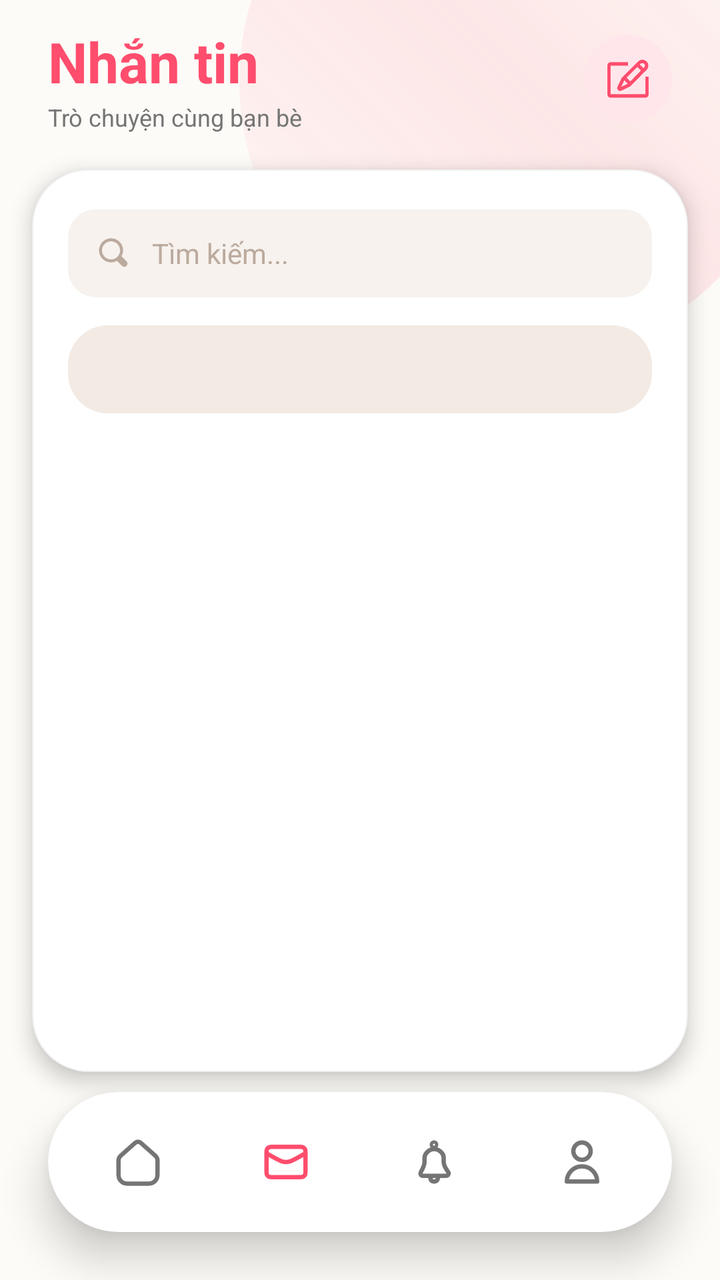
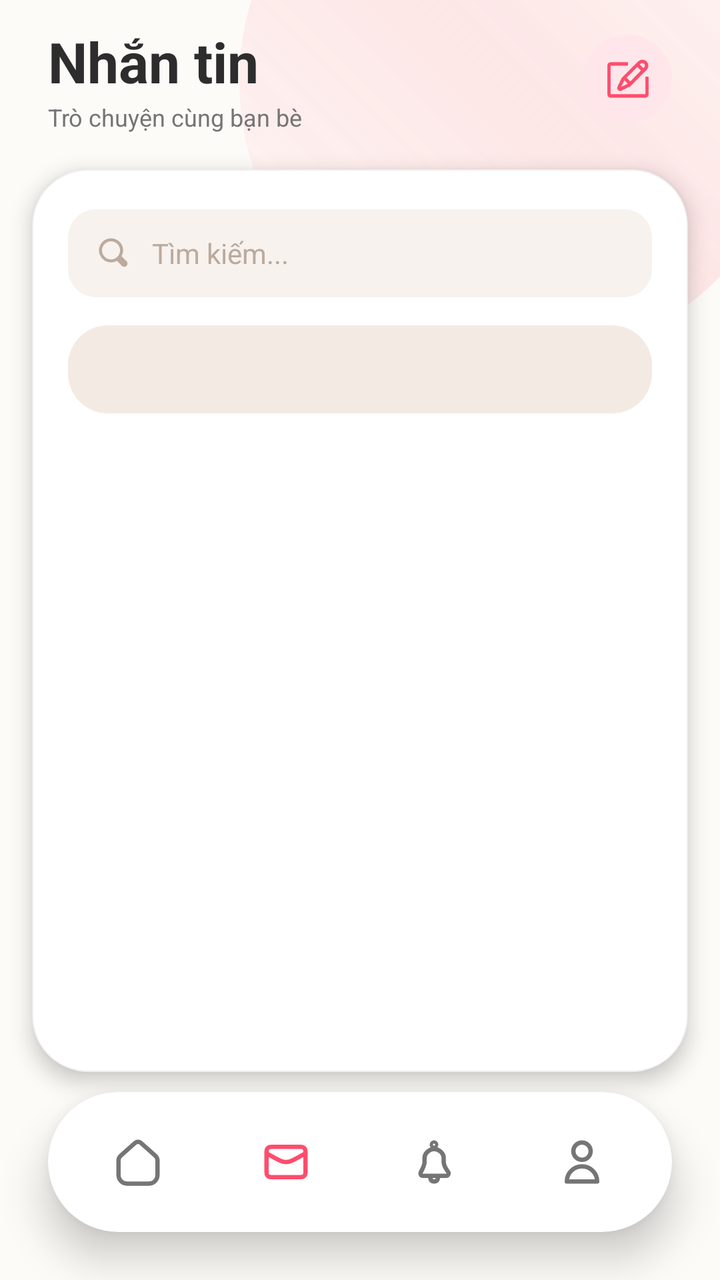

Two renders of the same Android screen: before a commit and after it. Below are the layout's source before the change and the commit's diff.
<!-- AndroidManifest.xml: application theme Theme.Weconnect -->
<!-- res/layout/activity_chat.xml -->
<?xml version="1.0" encoding="utf-8"?>
<androidx.constraintlayout.widget.ConstraintLayout xmlns:android="http://schemas.android.com/apk/res/android"
    xmlns:app="http://schemas.android.com/apk/res-auto"
    xmlns:tools="http://schemas.android.com/tools"
    android:layout_width="match_parent"
    android:layout_height="match_parent"
    android:background="@color/soft_beige"
    android:fitsSystemWindows="true">

    
    <View
        android:layout_width="280dp"
        android:layout_height="280dp"
        android:layout_marginTop="-100dp"
        android:layout_marginEnd="-40dp"
        android:alpha="0.6"
        android:background="@drawable/bg_chat_glow"
        app:layout_constraintEnd_toEndOf="parent"
        app:layout_constraintTop_toTopOf="parent" />

    
    <androidx.constraintlayout.widget.ConstraintLayout
        android:id="@+id/chatHeader"
        android:layout_width="match_parent"
        android:layout_height="wrap_content"
        android:paddingHorizontal="24dp"
        android:paddingTop="12dp"
        android:paddingBottom="4dp"
        app:layout_constraintTop_toTopOf="parent">

        <LinearLayout
            android:id="@+id/headerTitleBlock"
            android:layout_width="wrap_content"
            android:layout_height="wrap_content"
            android:orientation="vertical"
            app:layout_constraintBottom_toBottomOf="parent"
            app:layout_constraintStart_toStartOf="parent"
            app:layout_constraintTop_toTopOf="parent">

            <TextView
                android:id="@+id/tvInboxTitle"
                android:layout_width="wrap_content"
                android:layout_height="wrap_content"
                android:text="Nhắn tin"
                android:textColor="@color/primary_pink"
                android:textSize="28sp"
                android:textStyle="bold" />

            <TextView
                android:layout_width="wrap_content"
                android:layout_height="wrap_content"
                android:layout_marginTop="1dp"
                android:text="Trò chuyện cùng bạn bè"
                android:textColor="@color/text_secondary"
                android:textSize="12sp" />
        </LinearLayout>

        <ImageView
            android:id="@+id/ivNewChat"
            android:layout_width="44dp"
            android:layout_height="44dp"
            android:background="@drawable/bg_action_icon_circle"
            android:contentDescription="Chat mới"
            android:padding="11dp"
            android:src="@drawable/ic_edit"
            app:layout_constraintBottom_toBottomOf="parent"
            app:layout_constraintEnd_toEndOf="parent"
            app:layout_constraintTop_toTopOf="parent"
            app:tint="@color/primary_pink" />
    </androidx.constraintlayout.widget.ConstraintLayout>

    
    <com.google.android.material.card.MaterialCardView
        android:id="@+id/cardMain"
        android:layout_width="0dp"
        android:layout_height="0dp"
        android:layout_marginHorizontal="16dp"
        android:layout_marginTop="14dp"
        android:layout_marginBottom="104dp"
        app:cardBackgroundColor="@color/card_surface"
        app:cardCornerRadius="28dp"
        app:cardElevation="6dp"
        app:layout_constraintBottom_toBottomOf="parent"
        app:layout_constraintEnd_toEndOf="parent"
        app:layout_constraintStart_toStartOf="parent"
        app:layout_constraintTop_toBottomOf="@id/chatHeader"
        app:strokeColor="#10000000"
        app:strokeWidth="0.5dp">

        <LinearLayout
            android:layout_width="match_parent"
            android:layout_height="match_parent"
            android:orientation="vertical">

            
            <LinearLayout
                android:id="@+id/layoutSearch"
                android:layout_width="match_parent"
                android:layout_height="44dp"
                android:layout_marginHorizontal="18dp"
                android:layout_marginTop="20dp"
                android:background="@drawable/bg_chat_search"
                android:gravity="center_vertical"
                android:orientation="horizontal"
                android:paddingHorizontal="14dp">

                <ImageView
                    android:layout_width="18dp"
                    android:layout_height="18dp"
                    android:contentDescription="Search"
                    android:src="@drawable/ic_search"
                    app:tint="#BBAA9E" />

                <EditText
                    android:id="@+id/etChatSearch"
                    android:layout_width="match_parent"
                    android:layout_height="match_parent"
                    android:layout_marginStart="10dp"
                    android:background="@android:color/transparent"
                    android:hint="Tìm kiếm..."
                    android:importantForAutofill="no"
                    android:inputType="text"
                    android:textColor="@color/text_primary"
                    android:textColorHint="#BBAA9E"
                    android:textSize="14sp" />
            </LinearLayout>

            
            <LinearLayout
                android:id="@+id/tabWrapper"
                android:layout_width="match_parent"
                android:layout_height="wrap_content"
                android:layout_marginHorizontal="18dp"
                android:layout_marginTop="14dp"
                android:background="@drawable/bg_chat_tabs_shell"
                android:orientation="vertical"
                android:padding="3dp">

                <com.google.android.material.tabs.TabLayout
                    android:id="@+id/tabChatType"
                    android:layout_width="match_parent"
                    android:layout_height="38dp"
                    android:background="@android:color/transparent"
                    app:tabBackground="@drawable/bg_chat_tab"
                    app:tabGravity="fill"
                    app:tabIndicatorHeight="0dp"
                    app:tabInlineLabel="true"
                    app:tabMode="fixed"
                    app:tabRippleColor="@android:color/transparent"
                    app:tabSelectedTextColor="@android:color/white"
                    app:tabTextAppearance="@style/TextAppearance.MaterialComponents.Button"
                    app:tabTextColor="#9E8E82"
                    app:tabMinWidth="0dp" />
            </LinearLayout>

            
            <androidx.recyclerview.widget.RecyclerView
                android:id="@+id/rvChats"
                android:layout_width="match_parent"
                android:layout_height="0dp"
                android:layout_marginTop="6dp"
                android:layout_weight="1"
                android:clipToPadding="false"
                android:overScrollMode="never"
                android:paddingHorizontal="6dp"
                android:paddingBottom="12dp"
                android:scrollbars="none"
                tools:listitem="@layout/item_chat" />
        </LinearLayout>
    </com.google.android.material.card.MaterialCardView>

    
    <com.google.android.material.card.MaterialCardView
        android:id="@+id/footerNavigation"
        android:layout_width="match_parent"
        android:layout_height="70dp"
        android:layout_marginHorizontal="24dp"
        android:layout_marginBottom="24dp"
        app:cardBackgroundColor="@color/card_surface"
        app:cardCornerRadius="35dp"
        app:cardElevation="12dp"
        app:layout_constraintBottom_toBottomOf="parent"
        app:layout_constraintEnd_toEndOf="parent"
        app:layout_constraintStart_toStartOf="parent"
        app:strokeWidth="0dp">

        <LinearLayout
            android:layout_width="match_parent"
            android:layout_height="match_parent"
            android:gravity="center_vertical"
            android:orientation="horizontal"
            android:paddingHorizontal="8dp"
            android:weightSum="4">

            <FrameLayout
                android:id="@+id/btnHome"
                android:layout_width="0dp"
                android:layout_height="match_parent"
                android:layout_weight="1"
                android:background="?attr/selectableItemBackgroundBorderless"
                android:clickable="true"
                android:focusable="true">

                <ImageView
                    android:layout_width="26dp"
                    android:layout_height="26dp"
                    android:layout_gravity="center"
                    android:src="@drawable/ic_home"
                    app:tint="@color/text_secondary" />
            </FrameLayout>

            <FrameLayout
                android:id="@+id/btnMessages"
                android:layout_width="0dp"
                android:layout_height="match_parent"
                android:layout_weight="1"
                android:background="?attr/selectableItemBackgroundBorderless"
                android:clickable="true"
                android:focusable="true">

                <ImageView
                    android:layout_width="26dp"
                    android:layout_height="26dp"
                    android:layout_gravity="center"
                    android:src="@drawable/ic_chat"
                    app:tint="@color/primary_pink" />
            </FrameLayout>

            <FrameLayout
                android:id="@+id/btnNotifications"
                android:layout_width="0dp"
                android:layout_height="match_parent"
                android:layout_weight="1"
                android:background="?attr/selectableItemBackgroundBorderless"
                android:clickable="true"
                android:focusable="true">

                <ImageView
                    android:layout_width="26dp"
                    android:layout_height="26dp"
                    android:layout_gravity="center"
                    android:src="@drawable/ic_notification"
                    app:tint="@color/text_secondary" />

                <TextView
                    android:id="@+id/tvNotifBadge"
                    android:layout_width="20dp"
                    android:layout_height="20dp"
                    android:layout_gravity="center"
                    android:layout_marginStart="14dp"
                    android:layout_marginBottom="14dp"
                    android:background="@drawable/bg_chat_accent_dot"
                    android:gravity="center"
                    android:textColor="#FFFFFF"
                    android:textSize="10sp"
                    android:textStyle="bold"
                    android:visibility="gone" />
            </FrameLayout>

            <FrameLayout
                android:id="@+id/btnProfile"
                android:layout_width="0dp"
                android:layout_height="match_parent"
                android:layout_weight="1"
                android:background="?attr/selectableItemBackgroundBorderless"
                android:clickable="true"
                android:focusable="true">

                <ImageView
                    android:layout_width="26dp"
                    android:layout_height="26dp"
                    android:layout_gravity="center"
                    android:src="@drawable/ic_profile"
                    app:tint="@color/text_secondary" />
            </FrameLayout>
        </LinearLayout>
    </com.google.android.material.card.MaterialCardView>

</androidx.constraintlayout.widget.ConstraintLayout>
<!-- res/layout/item_chat.xml (included above) -->
<?xml version="1.0" encoding="utf-8"?>
<com.google.android.material.card.MaterialCardView xmlns:android="http://schemas.android.com/apk/res/android"
    xmlns:app="http://schemas.android.com/apk/res-auto"
    android:layout_width="match_parent"
    android:layout_height="wrap_content"
    android:layout_marginVertical="5dp"
    app:cardBackgroundColor="@color/card_surface"
    app:cardCornerRadius="20dp"
    app:cardElevation="2dp"
    app:strokeWidth="0dp">

    <LinearLayout
        android:layout_width="match_parent"
        android:layout_height="wrap_content"
        android:gravity="center_vertical"
        android:orientation="horizontal"
        android:paddingHorizontal="16dp"
        android:paddingVertical="14dp">

        
        <FrameLayout
            android:layout_width="52dp"
            android:layout_height="52dp">

            <androidx.cardview.widget.CardView
                android:layout_width="52dp"
                android:layout_height="52dp"
                app:cardCornerRadius="26dp"
                app:cardElevation="2dp">

                <ImageView
                    android:id="@+id/ivUserAvatar"
                    android:layout_width="match_parent"
                    android:layout_height="match_parent"
                    android:scaleType="centerCrop"
                    android:src="@drawable/ic_user_placeholder" />
            </androidx.cardview.widget.CardView>

            <View
                android:id="@+id/viewOnlineIndicator"
                android:layout_width="14dp"
                android:layout_height="14dp"
                android:layout_gravity="bottom|end"
                android:background="@drawable/bg_online_indicator"
                android:visibility="gone" />
        </FrameLayout>

        
        <LinearLayout
            android:layout_width="0dp"
            android:layout_height="wrap_content"
            android:layout_marginStart="14dp"
            android:layout_weight="1"
            android:orientation="vertical">

            <LinearLayout
                android:layout_width="match_parent"
                android:layout_height="wrap_content"
                android:gravity="center_vertical"
                android:orientation="horizontal">

                <TextView
                    android:id="@+id/tvUserName"
                    android:layout_width="0dp"
                    android:layout_height="wrap_content"
                    android:layout_weight="1"
                    android:ellipsize="end"
                    android:maxLines="1"
                    android:text="Tên phòng"
                    android:textColor="@color/text_primary"
                    android:textSize="16sp"
                    android:textStyle="bold" />

                <TextView
                    android:id="@+id/tvChatTime"
                    android:layout_width="wrap_content"
                    android:layout_height="wrap_content"
                    android:layout_marginStart="8dp"
                    android:text="09:20"
                    android:textColor="@color/text_secondary"
                    android:textSize="11sp" />
            </LinearLayout>

            <LinearLayout
                android:layout_width="match_parent"
                android:layout_height="wrap_content"
                android:layout_marginTop="4dp"
                android:gravity="center_vertical"
                android:orientation="horizontal">

                <TextView
                    android:id="@+id/tvLastMessage"
                    android:layout_width="0dp"
                    android:layout_height="wrap_content"
                    android:layout_weight="1"
                    android:ellipsize="end"
                    android:maxLines="1"
                    android:text="Tin nhắn mới nhất..."
                    android:textColor="@color/text_secondary"
                    android:textSize="13sp" />

                <View
                    android:id="@+id/viewAccentDot"
                    android:layout_width="10dp"
                    android:layout_height="10dp"
                    android:layout_marginStart="8dp"
                    android:background="@drawable/bg_chat_accent_dot"
                    android:visibility="gone" />
            </LinearLayout>
        </LinearLayout>
    </LinearLayout>

    
    <TextView
        android:id="@+id/tvChatTypeBadge"
        android:layout_width="0dp"
        android:layout_height="0dp"
        android:visibility="gone" />

</com.google.android.material.card.MaterialCardView>
<!-- resources referenced by this layout -->
<resources>
  <color name="card_surface">#FFFFFF</color>
  <color name="primary_pink">#FF4D6D</color>
  <color name="soft_beige">#FDFBF7</color>
  <color name="text_primary">#2D2D2D</color>
  <color name="text_secondary">#757575</color>
  <!-- drawable bg_action_icon_circle (drawable) -->
  <?xml version="1.0" encoding="utf-8"?>
  <shape xmlns:android="http://schemas.android.com/apk/res/android"
      android:shape="oval">
      <solid android:color="@color/secondary_pink" />
  </shape>
  <!-- drawable bg_chat_accent_dot (drawable) -->
  <?xml version="1.0" encoding="utf-8"?>
  <shape xmlns:android="http://schemas.android.com/apk/res/android" android:shape="oval">
      <solid android:color="@color/primary_pink" />
  </shape>
  <!-- drawable bg_chat_glow (drawable) -->
  <?xml version="1.0" encoding="utf-8"?>
  <shape xmlns:android="http://schemas.android.com/apk/res/android" android:shape="oval">
      <gradient
          android:angle="45"
          android:centerColor="#33FF4D6D"
          android:endColor="#00FFFFFF"
          android:startColor="#55FFE6EB" />
  </shape>
  <!-- drawable bg_chat_search (drawable) -->
  <?xml version="1.0" encoding="utf-8"?>
  <shape xmlns:android="http://schemas.android.com/apk/res/android" android:shape="rectangle">
      <solid android:color="#FFF7F2ED" />
      <corners android:radius="14dp" />
  </shape>
  <!-- drawable bg_chat_tabs_shell (drawable) -->
  <?xml version="1.0" encoding="utf-8"?>
  <shape xmlns:android="http://schemas.android.com/apk/res/android" android:shape="rectangle">
      <solid android:color="#FFF2EAE3" />
      <corners android:radius="20dp" />
  </shape>
  <!-- drawable ic_search (drawable) -->
  <vector xmlns:android="http://schemas.android.com/apk/res/android"
      android:width="800dp"
      android:height="800dp"
      android:viewportWidth="24"
      android:viewportHeight="24">
    <path
        android:pathData="M10.035,18.069a7.981,7.981 0,0 0,3.938 -1.035l3.332,3.332a2.164,2.164 0,0 0,3.061 -3.061l-3.332,-3.332A8.032,8.032 0,0 0,4.354 4.354a8.034,8.034 0,0 0,5.681 13.715ZM5.768,5.768A6.033,6.033 0,1 1,4 10.035,5.989 5.989,0 0,1 5.768,5.768Z"
        android:fillColor="#000000"/>
  </vector>
  <style name="Theme.Weconnect" parent="Theme.MaterialComponents.DayNight.NoActionBar" />
  <color name="secondary_pink">#FFE6EB</color>
  <!-- unchanged entries left out for length: 8 -->
</resources>

<!-- the commit's change to res/layout/activity_chat.xml (unified diff, before → after) -->
@@ -42,7 +42,7 @@
                 android:layout_width="wrap_content"
                 android:layout_height="wrap_content"
                 android:text="Nhắn tin"
-                android:textColor="@color/primary_pink"
+                android:textColor="@color/text_primary"
                 android:textSize="28sp"
                 android:textStyle="bold" />
 
@@ -299,6 +299,7 @@
 
         
         <FrameLayout
+            android:id="@+id/frameAvatar"
             android:layout_width="52dp"
             android:layout_height="52dp">
 
@@ -327,12 +328,14 @@
 
         
         <LinearLayout
+            android:id="@+id/layoutChatContent"
             android:layout_width="0dp"
             android:layout_height="wrap_content"
             android:layout_marginStart="14dp"
             android:layout_weight="1"
             android:orientation="vertical">
 
+            
             <LinearLayout
                 android:layout_width="match_parent"
                 android:layout_height="wrap_content"
@@ -359,9 +362,44 @@
                     android:text="09:20"
                     android:textColor="@color/text_secondary"
                     android:textSize="11sp" />
+
+                <TextView
+                    android:id="@+id/tvUnreadBadge"
+                    android:layout_width="wrap_content"
+                    android:layout_height="20dp"
+                    android:layout_marginStart="8dp"
+                    android:background="@drawable/bg_chat_accent_dot"
+                    android:gravity="center"
+                    android:minWidth="20dp"
+                    android:paddingHorizontal="6dp"
+                    android:textColor="#FFFFFF"
+                    android:textSize="10sp"
+                    android:textStyle="bold"
+                    android:visibility="gone" />
+
+                
+                <View
+                    android:id="@+id/viewAccentDot"
+                    android:layout_width="10dp"
+                    android:layout_height="10dp"
+                    android:layout_marginStart="6dp"
+                    android:background="@drawable/bg_chat_accent_dot"
+                    android:visibility="gone" />
             </LinearLayout>
 
+            
+            <TextView
+                android:id="@+id/tvActivityStatus"
+                android:layout_width="wrap_content"
+                android:layout_height="wrap_content"
+                android:layout_marginTop="2dp"
+                android:textSize="12sp"
+                android:textColor="#4CAF50"
+                android:visibility="gone" />
+
+            
             <LinearLayout
+                android:id="@+id/layoutLastMessage"
                 android:layout_width="match_parent"
                 android:layout_height="wrap_content"
                 android:layout_marginTop="4dp"
@@ -370,23 +408,36 @@
 
                 <TextView
                     android:id="@+id/tvLastMessage"
-                    android:layout_width="0dp"
+                    android:layout_width="match_parent"
                     android:layout_height="wrap_content"
-                    android:layout_weight="1"
                     android:ellipsize="end"
                     android:maxLines="1"
                     android:text="Tin nhắn mới nhất..."
                     android:textColor="@color/text_secondary"
                     android:textSize="13sp" />
-
-                <View
-                    android:id="@+id/viewAccentDot"
-                    android:layout_width="10dp"
-                    android:layout_height="10dp"
-                    android:layout_marginStart="8dp"
-                    android:background="@drawable/bg_chat_accent_dot"
-                    android:visibility="gone" />
             </LinearLayout>
+
+            
+            <TextView
+                android:id="@+id/tvGroupOwner"
+                android:layout_width="match_parent"
+                android:layout_height="wrap_content"
+                android:layout_marginTop="3dp"
+                android:ellipsize="end"
+                android:maxLines="1"
+                android:textColor="@color/text_secondary"
+                android:textSize="12sp"
+                android:visibility="gone" />
+
+            
+            <TextView
+                android:id="@+id/tvGroupDate"
+                android:layout_width="match_parent"
+                android:layout_height="wrap_content"
+                android:layout_marginTop="2dp"
+                android:textColor="@color/text_secondary"
+                android:textSize="12sp"
+                android:visibility="gone" />
         </LinearLayout>
     </LinearLayout>
 
<!-- resource entries referenced after the edit -->
@@ -47,8 +47,36 @@
         android:pathData="M10.035,18.069a7.981,7.981 0,0 0,3.938 -1.035l3.332,3.332a2.164,2.164 0,0 0,3.061 -3.061l-3.332,-3.332A8.032,8.032 0,0 0,4.354 4.354a8.034,8.034 0,0 0,5.681 13.715ZM5.768,5.768A6.033,6.033 0,1 1,4 10.035,5.989 5.989,0 0,1 5.768,5.768Z"
         android:fillColor="#000000"/>
   </vector>
-  <style name="Theme.Weconnect" parent="Theme.MaterialComponents.DayNight.NoActionBar" />
+  <style name="Theme.Weconnect" parent="Theme.MaterialComponents.DayNight.NoActionBar">
+          <item name="materialAlertDialogTheme">@style/Dialog.App</item>
+      </style>
   <color name="secondary_pink">#FFE6EB</color>
+  <style name="Dialog.App" parent="ThemeOverlay.MaterialComponents.MaterialAlertDialog">
+          <item name="alertDialogStyle">@style/MaterialAlertDialog.App</item>
+          <item name="buttonBarNegativeButtonStyle">@style/Dialog.App.ButtonNegative</item>
+          <item name="buttonBarPositiveButtonStyle">@style/Dialog.App.ButtonPositive</item>
+          <item name="buttonBarNeutralButtonStyle">@style/Dialog.App.ButtonNeutral</item>
+      </style>
+  <style name="MaterialAlertDialog.App" parent="MaterialAlertDialog.MaterialComponents">
+          <item name="shapeAppearance">@style/ShapeAppearance.App.Dialog</item>
+      </style>
+  <style name="Dialog.App.ButtonNegative" parent="Widget.MaterialComponents.Button.TextButton.Dialog">
+          <item name="android:textColor">@color/primary_pink</item>
+          <item name="android:fontFamily">sans-serif-medium</item>
+      </style>
+  <style name="Dialog.App.ButtonPositive" parent="Widget.MaterialComponents.Button.TextButton.Dialog">
+          <item name="android:textColor">@color/primary_pink</item>
+          <item name="android:textStyle">bold</item>
+          <item name="android:fontFamily">sans-serif-medium</item>
+      </style>
+  <style name="Dialog.App.ButtonNeutral" parent="Widget.MaterialComponents.Button.TextButton.Dialog">
+          <item name="android:textColor">@color/text_secondary</item>
+          <item name="android:fontFamily">sans-serif-medium</item>
+      </style>
+  <style name="ShapeAppearance.App.Dialog" parent="">
+          <item name="cornerFamily">rounded</item>
+          <item name="cornerSize">20dp</item>
+      </style>
   <!-- unchanged entries left out for length: 8 -->
 </resources>
 
